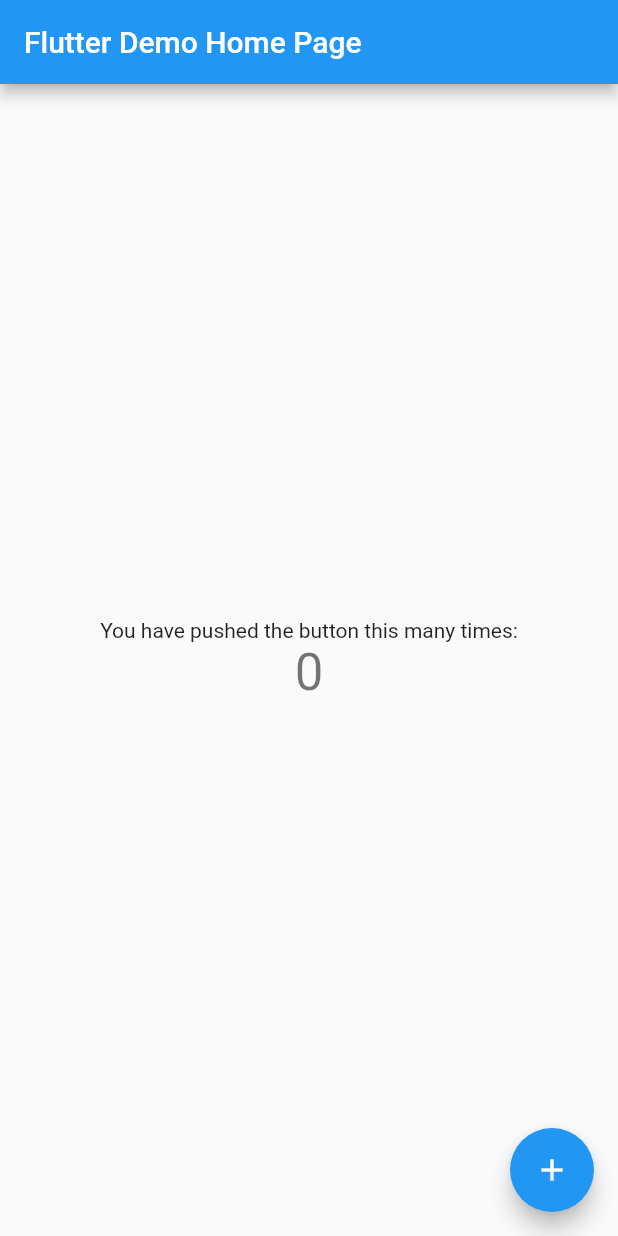
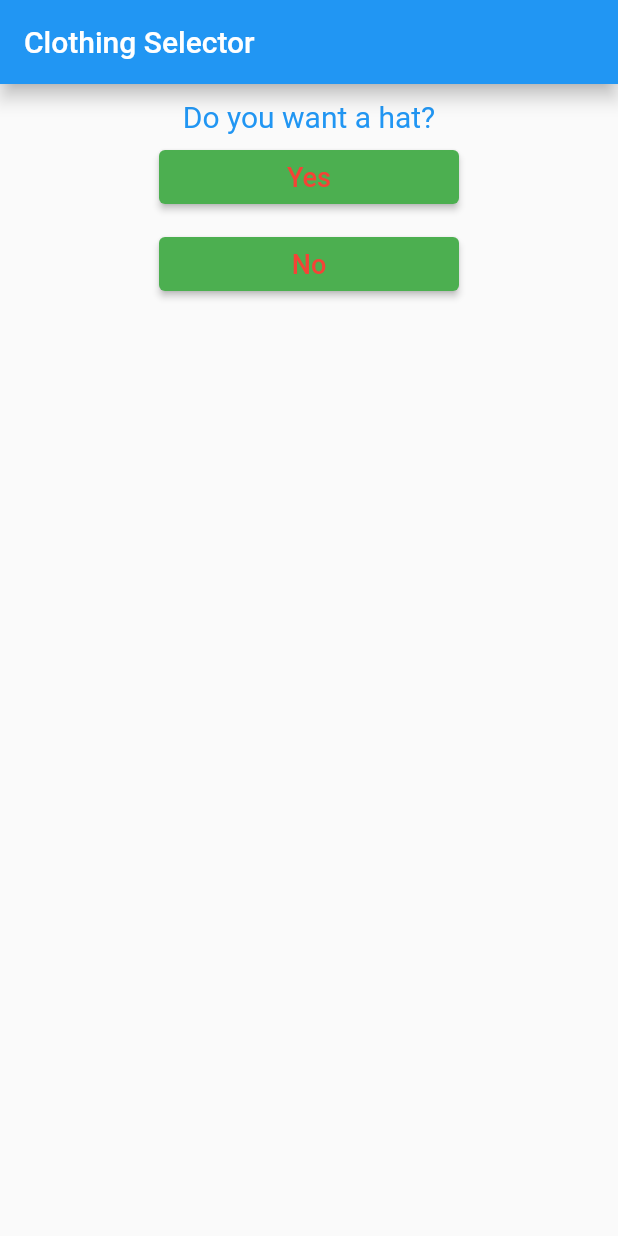
Before and after one commit to taneskia/mis_labs, a Flutter app: the screen it shows after launch, on a phone screen of 412 x 824 dp. Run offline on Flutter 3.47's test engine with Material 2 defaults, Android fonts, the phone set to English and light mode, and no system bars.

Commit message:
Add questions and answers

```diff
--- a/lib/main.dart
+++ b/lib/main.dart
@@ -7,109 +7,88 @@ void main() {
 class MyApp extends StatelessWidget {
   const MyApp({Key? key}) : super(key: key);
 
-  // This widget is the root of your application.
   @override
   Widget build(BuildContext context) {
     return MaterialApp(
-      title: 'Flutter Demo',
-      theme: ThemeData(
-        // This is the theme of your application.
-        //
-        // Try running your application with "flutter run". You'll see the
-        // application has a blue toolbar. Then, without quitting the app, try
-        // changing the primarySwatch below to Colors.green and then invoke
-        // "hot reload" (press "r" in the console where you ran "flutter run",
-        // or simply save your changes to "hot reload" in a Flutter IDE).
-        // Notice that the counter didn't reset back to zero; the application
-        // is not restarted.
-        primarySwatch: Colors.blue,
-      ),
-      home: const MyHomePage(title: 'Flutter Demo Home Page'),
-    );
+        debugShowCheckedModeBanner: false,
+        title: 'MIS Labs',
+        theme: ThemeData(
+          primarySwatch: Colors.blue,
+        ),
+        home: const ClothingSelector());
   }
 }
 
-class MyHomePage extends StatefulWidget {
-  const MyHomePage({Key? key, required this.title}) : super(key: key);
-
-  // This widget is the home page of your application. It is stateful, meaning
-  // that it has a State object (defined below) that contains fields that affect
-  // how it looks.
-
-  // This class is the configuration for the state. It holds the values (in this
-  // case the title) provided by the parent (in this case the App widget) and
-  // used by the build method of the State. Fields in a Widget subclass are
-  // always marked "final".
-
-  final String title;
+class ClothingSelector extends StatefulWidget {
+  const ClothingSelector({Key? key}) : super(key: key);
 
   @override
-  State<MyHomePage> createState() => _MyHomePageState();
+  _ClothingSelectorState createState() => _ClothingSelectorState();
 }
 
-class _MyHomePageState extends State<MyHomePage> {
-  int _counter = 0;
+class _ClothingSelectorState extends State<ClothingSelector> {
+  final _questions = [
+    {
+      'question': 'Do you want a hat?',
+      'answers': ['Yes', 'No']
+    },
+    {
+      'question': 'What kind of top do you want?',
+      'answers': ['Shirt', 'Blouses', 'Cardigan']
+    },
+    {
+      'question': 'What color of pants do you want?',
+      'answers': ['Black', 'Gray', 'White']
+    },
+    {
+      'question': 'What kind of shoes do you want?',
+      'answers': ['Trainers', 'Boots', 'Oxford']
+    }
+  ];
 
-  void _incrementCounter() {
-    setState(() {
-      // This call to setState tells the Flutter framework that something has
-      // changed in this State, which causes it to rerun the build method below
-      // so that the display can reflect the updated values. If we changed
-      // _counter without calling setState(), then the build method would not be
-      // called again, and so nothing would appear to happen.
-      _counter++;
-    });
-  }
+  var _index = 0;
 
   @override
   Widget build(BuildContext context) {
-    // This method is rerun every time setState is called, for instance as done
-    // by the _incrementCounter method above.
-    //
-    // The Flutter framework has been optimized to make rerunning build methods
-    // fast, so that you can just rebuild anything that needs updating rather
-    // than having to individually change instances of widgets.
     return Scaffold(
       appBar: AppBar(
-        // Here we take the value from the MyHomePage object that was created by
-        // the App.build method, and use it to set our appbar title.
-        title: Text(widget.title),
+        title: const Text('Clothing Selector'),
+        elevation: 5.0,
       ),
-      body: Center(
-        // Center is a layout widget. It takes a single child and positions it
-        // in the middle of the parent.
+      body: Container(
+        padding: const EdgeInsets.symmetric(vertical: 10.0, horizontal: 0.0),
+        alignment: Alignment.center,
+        width: double.infinity,
         child: Column(
-          // Column is also a layout widget. It takes a list of children and
-          // arranges them vertically. By default, it sizes itself to fit its
-          // children horizontally, and tries to be as tall as its parent.
-          //
-          // Invoke "debug painting" (press "p" in the console, choose the
-          // "Toggle Debug Paint" action from the Flutter Inspector in Android
-          // Studio, or the "Toggle Debug Paint" command in Visual Studio Code)
-          // to see the wireframe for each widget.
-          //
-          // Column has various properties to control how it sizes itself and
-          // how it positions its children. Here we use mainAxisAlignment to
-          // center the children vertically; the main axis here is the vertical
-          // axis because Columns are vertical (the cross axis would be
-          // horizontal).
-          mainAxisAlignment: MainAxisAlignment.center,
-          children: <Widget>[
-            const Text(
-              'You have pushed the button this many times:',
+          children: [
+            Text(
+              _questions[_index]['question'].toString(),
+              style: const TextStyle(fontSize: 20, color: Colors.blue),
             ),
-            Text(
-              '$_counter',
-              style: Theme.of(context).textTheme.headline4,
-            ),
+            ...(_questions[_index]['answers'] as List<String>).map((a) =>
+                Container(
+                  padding: const EdgeInsets.symmetric(vertical: 5.0),
+                  child: SizedBox(
+                    width: 200,
+                    child: ElevatedButton(
+                        style: ElevatedButton.styleFrom(primary: Colors.green),
+                        onPressed: answerSelected,
+                        child: Text(
+                          a,
+                          style:
+                              const TextStyle(fontSize: 18, color: Colors.red),
+                        )),
+                  ),
+                ))
           ],
         ),
       ),
-      floatingActionButton: FloatingActionButton(
-        onPressed: _incrementCounter,
-        tooltip: 'Increment',
-        child: const Icon(Icons.add),
-      ), // This trailing comma makes auto-formatting nicer for build methods.
     );
   }
+
+  void answerSelected() {
+    setState(() {
+      if (_index < _questions.length - 1) _index++;
+    });
+  }
 }
```
Also changed, not shown: 1 other file.
